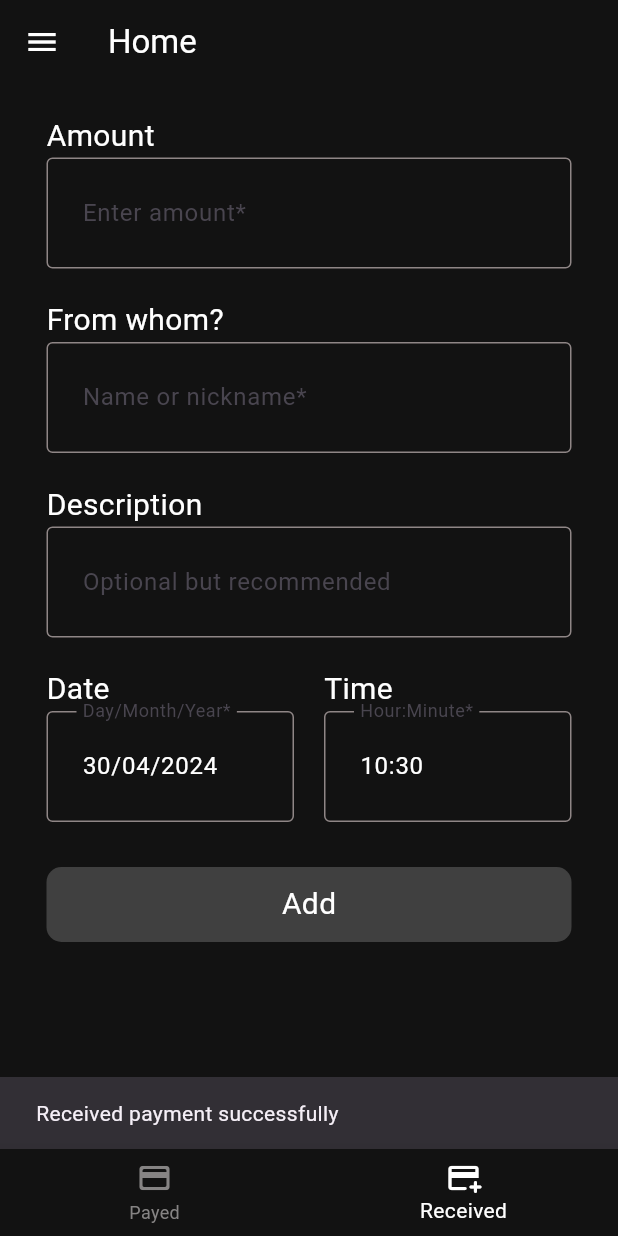
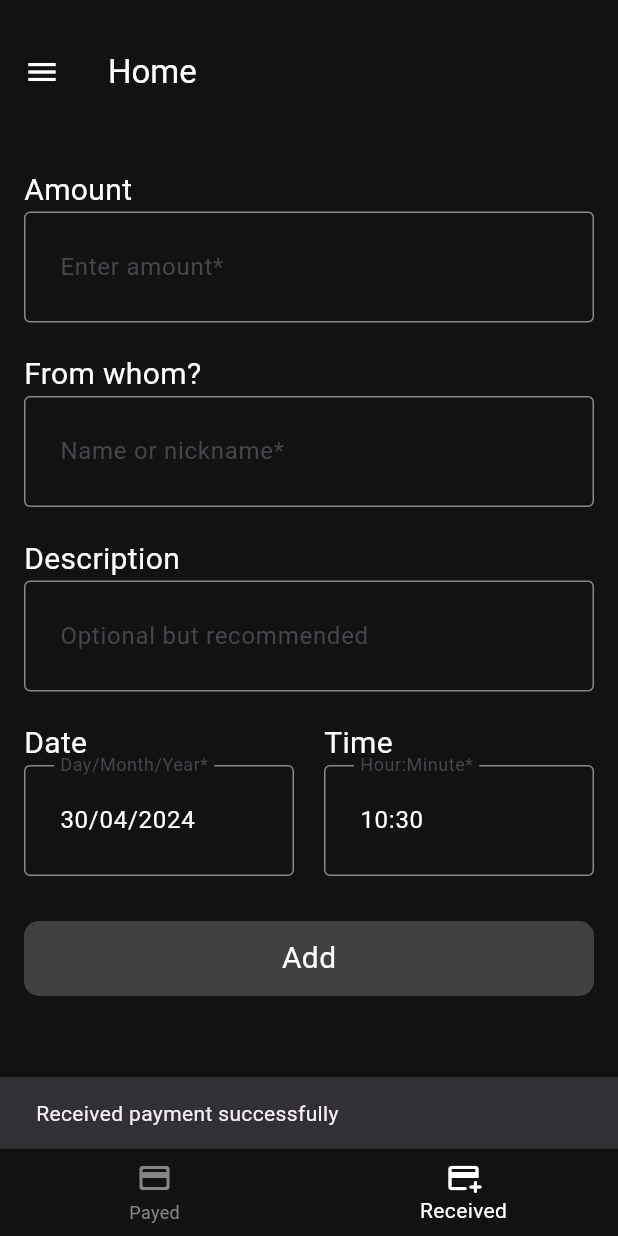
Before and after one commit to PioBasile/Lira, a Flutter app: the screen it shows once a user with an empty profile is signed in, item 2 of the bottom bar chosen, after a tap on "Add", on a phone screen of 412 x 824 dp. Run offline on Flutter 3.47's test engine with Material 3 defaults, Android fonts, the phone set to English and light mode, and no system bars; our stand-ins replace cloud_firestore, firebase_auth, firebase_core, percent_indicator, pie_chart, table_calendar; missing offline and left inert: avoid_keyboard; accounts and stored records are empty; network calls fail.

Commit message:
we backkkkkk

```diff
--- a/lib/components/buttonbox.dart
+++ b/lib/components/buttonbox.dart
@@ -9,16 +9,14 @@ class ButtonBox extends StatelessWidget {
   @override
   Widget build(BuildContext context) {
     return GestureDetector(
-      onTap : onTap,
-      // ignore: avoid_unnecessary_containers
+      onTap: onTap,
       child: Container(
-        width: 350,
         height: 50,
         decoration: BoxDecoration(
-          color:const Color.fromARGB(255, 64, 64, 64),
+          color: const Color.fromARGB(255, 64, 64, 64),
           borderRadius: BorderRadius.circular(10),
         ),
-        child:Center(
+        child: Center(
           child: Text(
             text,
             style: const TextStyle(
--- a/lib/main.dart
+++ b/lib/main.dart
@@ -24,8 +24,7 @@ import 'package:test/services/calculations/calculations.dart';
 - make the db work and link it with everything
 - add settings page , maybe to delete account or some shit
 - link graph to db
-- on calendar show how much money in total was spent this day + possibility to see description and shit by pressing on day and per mounth how much u spent
-- link daily progress to how much they said they wanted to max spend per day
+- on calendar possibility to see description and shit by pressing on day and per mounth how much u spent
 - able to edit their shit on profile page + link it to db , except email
 - add currency maybe , idk if good or no, if yes in setting page
 - page how it works
--- a/lib/pages/home.dart
+++ b/lib/pages/home.dart
@@ -56,14 +56,18 @@ class _HomeState extends State<Home> {
     return MaterialApp(
         debugShowCheckedModeBanner: false,
         home: Scaffold(
-          appBar: AppBar(
-            title: const Text('Home', style: TextStyle(
-              color: Colors.white,
+          appBar: PreferredSize(
+            preferredSize: const Size.fromHeight(kToolbarHeight + 20.0),  // Augmente la hauteur de l'AppBar pour inclure l'espace ajouté
+            child: Padding(
+              padding: const EdgeInsets.only(top: 20.0),  // Ajoute un espace au-dessus de l'AppBar
+              child: AppBar(
+                title: const Text('Home', style: TextStyle(color: Colors.white)),
+                backgroundColor: const Color.fromARGB(255, 18, 18, 18),
+                iconTheme: const IconThemeData(color: Colors.white),
               ),
             ),
-            backgroundColor: const Color.fromARGB(255, 18, 18, 18),
-            iconTheme: const IconThemeData(color: Colors.white),
           ),
+
 
           body: _pages[_pageindex],
 
--- a/lib/pages/payed.dart
+++ b/lib/pages/payed.dart
@@ -1,4 +1,4 @@
-// ignore_for_file: avoid_print
+// ignore_for_file: avoid_print, sort_child_properties_last
 
 import 'package:flutter/material.dart';
 // ignore: depend_on_referenced_packages
@@ -53,13 +53,13 @@ class _PayedState extends State<Payed> {
 
     return Scaffold(
       backgroundColor: const Color.fromARGB(255, 18, 18, 18),
-        body: Center(
-          child: SizedBox(
-              width: 350,
+      body: SafeArea(
+        child: SingleChildScrollView(
+          child: Padding(
+            padding: const EdgeInsets.all(16.0),
             child: Column(
               crossAxisAlignment: CrossAxisAlignment.start,
               children: [
-                  const SizedBox(height: 20),
                 const Text('Amount',
                     style: TextStyle(color: Colors.white, fontSize: 20)),
                 InputBox(
@@ -68,7 +68,7 @@ class _PayedState extends State<Payed> {
                     obscureText: false,
                     obligatory: true,
                     keyboardType: "number"),
-                  const SizedBox(height: 20),
+                const SizedBox(height: 30),
                 const Text('Description',
                     style: TextStyle(color: Colors.white, fontSize: 20)),
                 InputBox(
@@ -77,7 +77,8 @@ class _PayedState extends State<Payed> {
                     obscureText: false,
                     obligatory: false,
                     keyboardType: "text"),
-                  const SizedBox(height: 20),
+
+                const SizedBox(height: 30),
                 Row(
                   children: [
                     Expanded(
@@ -85,8 +86,7 @@ class _PayedState extends State<Payed> {
                         crossAxisAlignment: CrossAxisAlignment.start,
                         children: [
                           const Text('Date',
-                                style: TextStyle(
-                                    color: Colors.white, fontSize: 20)),
+                              style: TextStyle(color: Colors.white, fontSize: 20)),
                           InputBox(
                             controller: dateController,
                             hintText: 'Day/Month/Year',
@@ -97,14 +97,13 @@ class _PayedState extends State<Payed> {
                         ],
                       ),
                     ),
-                      const SizedBox(width: 20),
+                    const SizedBox(width: 30),
                     Expanded(
                       child: Column(
                         crossAxisAlignment: CrossAxisAlignment.start,
                         children: [
                           const Text('Time',
-                                style: TextStyle(
-                                    color: Colors.white, fontSize: 20)),
+                              style: TextStyle(color: Colors.white, fontSize: 20)),
                           InputBox(
                             controller: timeController,
                             hintText: 'Hour:Minute',
@@ -117,22 +116,19 @@ class _PayedState extends State<Payed> {
                     ),
                   ],
                 ),
-                  const SizedBox(height: 20),
+                const SizedBox(height: 30),
                 ExpansionTile(
                   title: const Text('Select Categories',
                       style: TextStyle(color: Colors.white, fontSize: 20)),
-                    // ignore: sort_child_properties_last
                   children: [
                     ConstrainedBox(
-                        constraints: const BoxConstraints(
-                            maxHeight: 200), // Limit height for scrollable area
+                      constraints: const BoxConstraints(maxHeight: 200),
                       child: SingleChildScrollView(
                         child: Column(
                           children: _categories.map((category) {
                             return CheckboxListTile(
                               title: Text(category['name'],
-                                    style:
-                                        const TextStyle(color: Colors.white)),
+                                  style: const TextStyle(color: Colors.white)),
                               checkColor: Colors.black,
                               activeColor: Colors.white,
                               value: category['isChecked'],
@@ -151,20 +147,19 @@ class _PayedState extends State<Payed> {
                   iconColor: Colors.white,
                   textColor: Colors.white,
                 ),
-                  const SizedBox(height: 20),
-                  const SizedBox(height: 20),
-                  Center(
-                    child: ButtonBox(
-                        text: "Add", onTap: () => _addPayment(context)),
+                const SizedBox(height: 50),
+                ButtonBox(
+                  text: "Add",
+                  onTap: () => _addPayment(context),
                 ),
-                  const SizedBox(height: 20),
+                const SizedBox(height: 90),
                 const Padding(
                     padding: EdgeInsets.only(left: 13.0),
                     child: Text('Daily Progress',
                         style: TextStyle(color: Colors.white, fontSize: 20))),
                 LinearPercentIndicator(
-                    width: 350.0,
-                    percent: percentSpent.clamp(0, 1), // Ensure the percent value doesn't exceed 100%
+                  width: MediaQuery.of(context).size.width - 32, // Dynamic width based on screen size
+                  percent: percentSpent.clamp(0, 1),
                   animation: true,
                   animationDuration: 1000,
                   lineHeight: 30,
@@ -179,8 +174,12 @@ class _PayedState extends State<Payed> {
                   barRadius: const Radius.circular(15),
                 )
               ],
-              )),
-        ));
+            ),
+          ),
+        ),
+      ),
+    );
+
   }
 
   double getTodaySpent() {
--- a/lib/pages/received.dart
+++ b/lib/pages/received.dart
@@ -60,9 +60,9 @@ class _ReceivedState extends State<Received> {
     return AvoidKeyboard(
       child: Scaffold(
         backgroundColor: const Color.fromARGB(255, 18, 18, 18),
-        body: Center(
-          child: SizedBox(
-            width: 350,
+        body: Padding(
+          padding: const EdgeInsets.all(16.0), // Add padding around the content
+          child: SingleChildScrollView( // Makes the view scrollable, which helps with smaller devices or large input forms.
             child: Column(
               crossAxisAlignment: CrossAxisAlignment.start,
               children: [
@@ -112,8 +112,7 @@ class _ReceivedState extends State<Received> {
                         crossAxisAlignment: CrossAxisAlignment.start,
                         children: [
                           const Text('Date',
-                              style:
-                                  TextStyle(color: Colors.white, fontSize: 20)),
+                              style: TextStyle(color: Colors.white, fontSize: 20)),
                           InputBox(
                             controller: dateRController,
                             hintText: 'Day/Month/Year',
@@ -130,8 +129,7 @@ class _ReceivedState extends State<Received> {
                         crossAxisAlignment: CrossAxisAlignment.start,
                         children: [
                           const Text('Time',
-                              style:
-                                  TextStyle(color: Colors.white, fontSize: 20)),
+                              style: TextStyle(color: Colors.white, fontSize: 20)),
                           InputBox(
                             controller: timeRController,
                             hintText: 'Hour:Minute',
@@ -157,4 +155,5 @@ class _ReceivedState extends State<Received> {
       ),
     );
   }
+
 }
```
Also changed, not shown: lib/pages/calendar.dart (+11 -6 lines), lib/pages/graph.dart (+9 -7 lines), lib/pages/howitworks.dart (+10 -10 lines), lib/pages/profile.dart (+8 -8 lines). Lines whose indentation alone changed are shown as unchanged.
